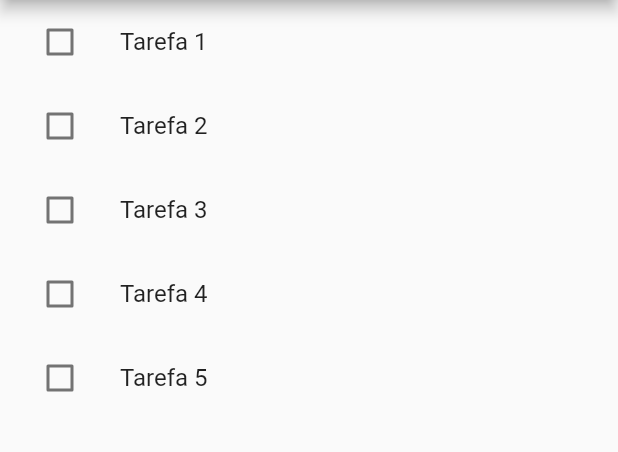
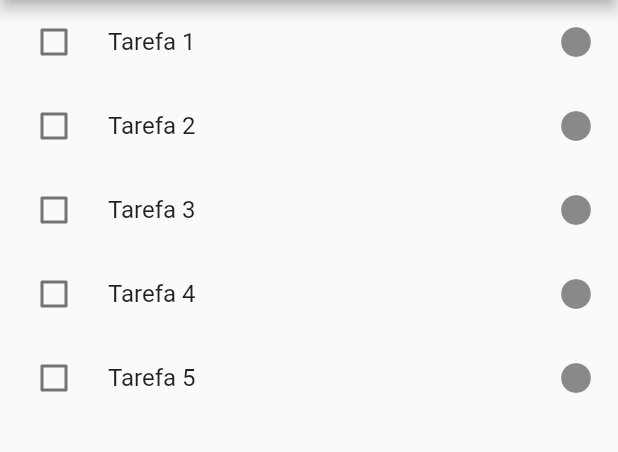
Before and after one commit to rafa-simoes22/lista_de_tarefas, a Flutter app: the screen it shows after launch, on a phone screen of 412 x 824 dp, the part 84-536 px from its top. Run offline on Flutter 3.47's test engine with Material 2 defaults, Android fonts, the phone set to English and light mode, and no system bars.

Commit message:
alteração no codigo

```diff
--- a/lib/main.dart
+++ b/lib/main.dart
@@ -33,10 +33,10 @@ class _TodoListState extends State<TodoList> {
     setState(() {
       _todoItems[index].isDone = !_todoItems[index].isDone;
 
-    if (_todoItems[index].isDone) {
-      final doneTask = _todoItems.removeAt(index);
-      _todoItems.add(doneTask);
-    }
+      if (_todoItems[index].isDone) {
+        final doneTask = _todoItems.removeAt(index);
+        _todoItems.add(doneTask);
+      }
     });
   }
 
@@ -49,11 +49,8 @@ class _TodoListState extends State<TodoList> {
       body: ListView.builder(
         itemCount: _todoItems.length,
         itemBuilder: (context, index) {
-          return ListTile(
-            leading: Checkbox(
-              value: _todoItems[index].isDone,
-              onChanged: (_) => _toggleTask(index),
-            ),
+          return CheckboxListTile(
+            controlAffinity: ListTileControlAffinity.leading,
             title: Text(
               _todoItems[index].title,
               style: TextStyle(
@@ -61,6 +58,14 @@ class _TodoListState extends State<TodoList> {
                     ? TextDecoration.lineThrough
                     : TextDecoration.none,
               ),
+            ),
+            value: _todoItems[index].isDone,
+            onChanged: (_) => _toggleTask(index),
+            activeColor: Theme.of(context).primaryColor,
+            checkColor: Colors.white,
+            secondary: Icon(
+              Icons.circle,
+              size: 24,
             ),
           );
         },
```
